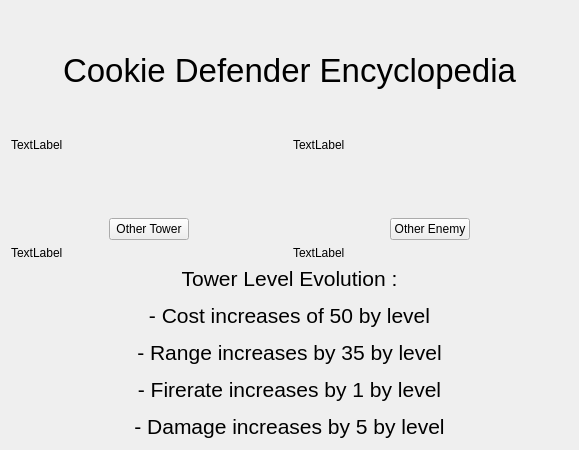
Before: the Qt Designer form cookie_defender/formEncyclo.ui in JorisMonnet/Cookie_Defender, drawn with Qt 5.
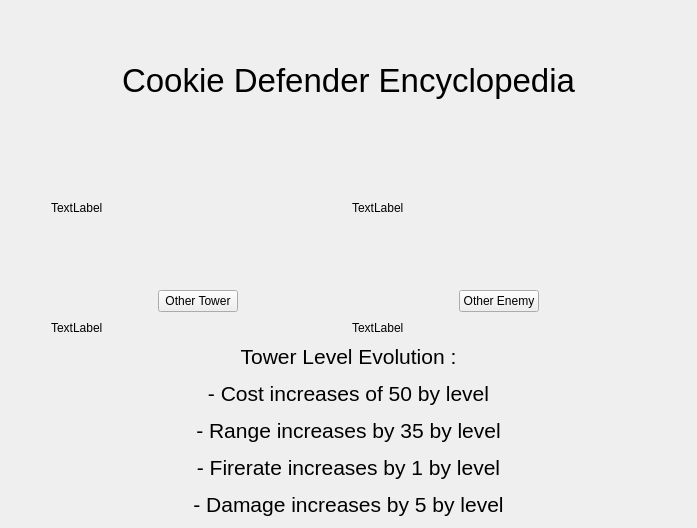
After: the same form once the commit is applied.

Commit message: encyclo functionnal for pixmap only now

What changed in the file:
```diff
--- a/cookie_defender/formEncyclo.ui
+++ b/cookie_defender/formEncyclo.ui
@@ -6,8 +6,8 @@
    <rect>
     <x>0</x>
     <y>0</y>
-    <width>579</width>
-    <height>450</height>
+    <width>697</width>
+    <height>528</height>
    </rect>
   </property>
   <property name="windowTitle">
@@ -24,8 +24,40 @@
      </property>
     </widget>
    </item>
+   <item>
+    <spacer name="verticalSpacer_3">
+     <property name="orientation">
+      <enum>Qt::Vertical</enum>
+     </property>
+     <property name="sizeType">
+      <enum>QSizePolicy::Preferred</enum>
+     </property>
+     <property name="sizeHint" stdset="0">
+      <size>
+       <width>20</width>
+       <height>40</height>
+      </size>
+     </property>
+    </spacer>
+   </item>
    <item>
     <layout class="QHBoxLayout" name="horizontalLayout_2">
+     <item>
+      <spacer name="horizontalSpacer_3">
+       <property name="orientation">
+        <enum>Qt::Horizontal</enum>
+       </property>
+       <property name="sizeType">
+        <enum>QSizePolicy::Minimum</enum>
+       </property>
+       <property name="sizeHint" stdset="0">
+        <size>
+         <width>40</width>
+         <height>20</height>
+        </size>
+       </property>
+      </spacer>
+     </item>
      <item>
       <layout class="QVBoxLayout" name="verticalLayout_4">
        <item>
@@ -37,6 +69,12 @@
        </item>
        <item>
         <widget class="QLabel" name="labelTowerPix">
+         <property name="sizePolicy">
+          <sizepolicy hsizetype="Minimum" vsizetype="Minimum">
+           <horstretch>0</horstretch>
+           <verstretch>0</verstretch>
+          </sizepolicy>
+         </property>
          <property name="text">
           <string/>
          </property>
@@ -95,6 +133,12 @@
        </item>
        <item>
         <widget class="QLabel" name="labelMonsterPix">
+         <property name="sizePolicy">
+          <sizepolicy hsizetype="Minimum" vsizetype="Minimum">
+           <horstretch>0</horstretch>
+           <verstretch>0</verstretch>
+          </sizepolicy>
+         </property>
          <property name="text">
           <string/>
          </property>
@@ -142,6 +186,22 @@
        </item>
       </layout>
      </item>
+     <item>
+      <spacer name="horizontalSpacer_4">
+       <property name="orientation">
+        <enum>Qt::Horizontal</enum>
+       </property>
+       <property name="sizeType">
+        <enum>QSizePolicy::Minimum</enum>
+       </property>
+       <property name="sizeHint" stdset="0">
+        <size>
+         <width>40</width>
+         <height>20</height>
+        </size>
+       </property>
+      </spacer>
+     </item>
     </layout>
    </item>
    <item>
```
The commit also changes 11 other files.
